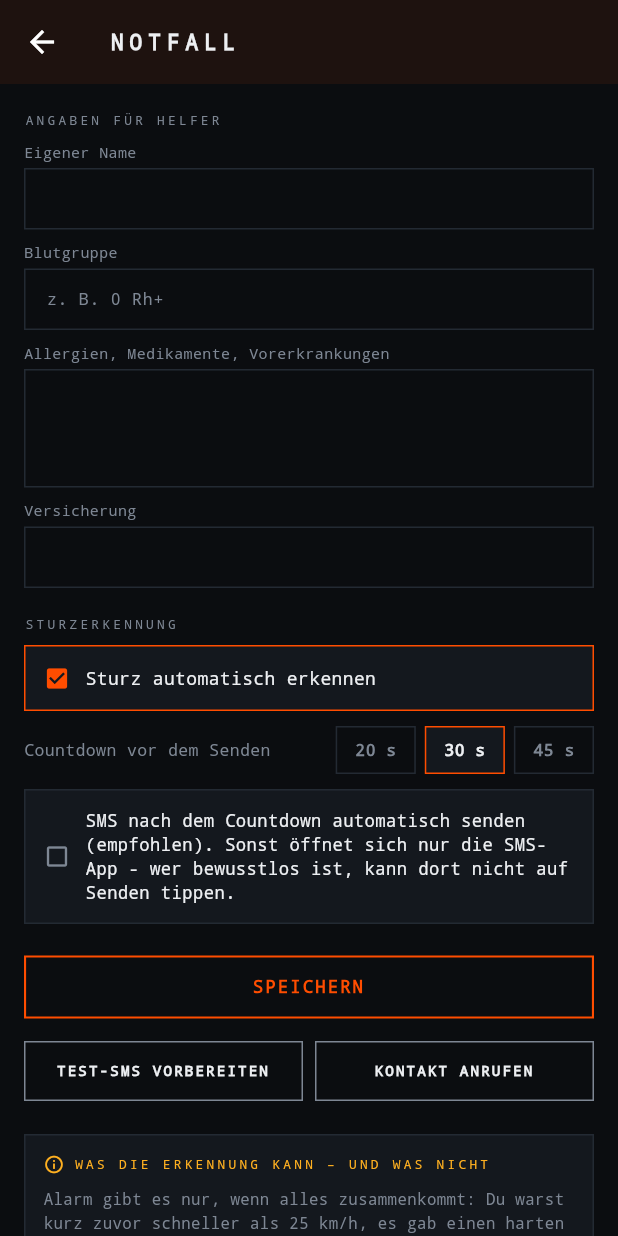
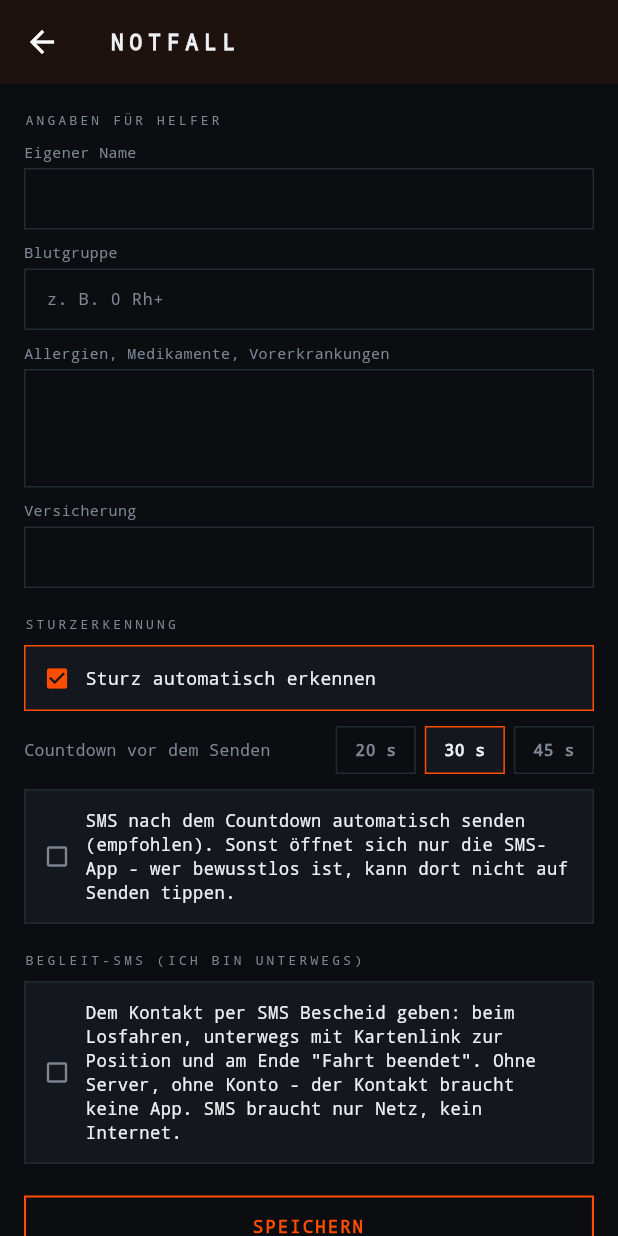
Before and after one commit to xKing41/Motorrad-App, a Flutter app: the EmergencyScreen screen opened directly, scrolled down 355 dp, on a phone screen of 412 x 824 dp. Run offline on Flutter 3.47's test engine with Material 3 defaults, Android fonts, the phone set to English and light mode, and no system bars; our stand-ins replace file_picker, flutter_map, flutter_tts, geolocator, latlong2, sensors_plus and 3 more; accounts and stored records are empty.

Commit message:
Begleit-SMS: Losfahren, Position in Abstaenden, Fahrtende
- Companion-Logik (testbar, Versand austauschbar), direkte SMS ueber
  den vorhandenen Kanal, nur mit Zustimmung und Berechtigung
- Einstellungen im Notfall-Bereich: an/aus, alle 30/60/120 min oder
  nur Start/Ende
- Version 4.15

Co-Authored-By: Claude Opus 5.5 <noreply@anthropic.com>
Claude-Session: https://claude.ai/code/session_019Z3KLabozy1s7e8zADGwBd

```diff
--- a/ANLEITUNG.txt
+++ b/ANLEITUNG.txt
@@ -13,6 +13,19 @@ SCHRÄGLAGE – Schnellstart (Windows)
 4. Fertig! Die Datei „Schraeglage.apk" liegt danach auf deinem Desktop.
    → Aufs Handy übertragen (USB, E-Mail, Messenger …) und antippen.
    → Beim Installieren einmalig „Unbekannte Apps" erlauben.
+
+VERSION 4.15 - Begleit-SMS fuer Angehoerige
+-------------------------------------------
+
+- NOTFALL -> "BEGLEIT-SMS": Der Notfallkontakt bekommt eine SMS beim
+  Losfahren ("Faruk ist um 10:05 losgefahren. Start: <Kartenlink>"),
+  unterwegs alle 30/60/120 Minuten die Position mit Kartenlink und am
+  Ende "Fahrt beendet - 143 km". Wahlweise nur Start und Ende.
+- Ohne Server, ohne Konto: Der Kontakt braucht keine App, der Link
+  oeffnet eine normale Karte. SMS braucht nur Netz, kein Internet, und
+  kostet praktisch keinen Akku.
+- Braucht die Berechtigung "SMS senden" (wird beim Einschalten
+  gefragt). SMS kosten je nach Tarif Geld.
 
 VERSION 4.14 - Sicherung
 ------------------------
--- a/app/lib/screens/emergency_screen.dart
+++ b/app/lib/screens/emergency_screen.dart
@@ -109,6 +109,14 @@ class _EmergencyScreenState extends State<EmergencyScreen> {
           _countdownRow(),
           const SizedBox(height: 10),
           _autoSendToggle(),
+          const SizedBox(height: 18),
+          const TinyLabel('BEGLEIT-SMS (ICH BIN UNTERWEGS)'),
+          const SizedBox(height: 8),
+          _companionToggle(),
+          if (em.companion) ...[
+            const SizedBox(height: 10),
+            _companionInterval(),
+          ],
           const SizedBox(height: 18),
           SizedBox(
             width: double.infinity,
@@ -302,6 +310,78 @@ class _EmergencyScreenState extends State<EmergencyScreen> {
     );
   }
 
+  Widget _companionToggle() {
+    return InkWell(
+      onTap: () async {
+        if (!em.companion) {
+          if (!em.hasContact) {
+            toast(context, 'Erst oben eine Telefonnummer eintragen');
+            return;
+          }
+          final ok = await em.smsPermission(request: true);
+          if (!ok) {
+            if (mounted) toast(context, 'Ohne Berechtigung "SMS senden" geht es nicht');
+            return;
+          }
+        }
+        setState(() => em.companion = !em.companion);
+        await em.save();
+      },
+      child: Container(
+        padding: const EdgeInsets.all(12),
+        decoration: BoxDecoration(
+          color: panel,
+          border: Border.all(color: em.companion ? signal : line),
+        ),
+        child: Row(children: [
+          Icon(em.companion ? Icons.check_box : Icons.check_box_outline_blank,
+              size: 18, color: em.companion ? signal : steel),
+          const SizedBox(width: 10),
+          const Expanded(
+            child: Text(
+              'Dem Kontakt per SMS Bescheid geben: beim Losfahren, '
+              'unterwegs mit Kartenlink zur Position und am Ende "Fahrt '
+              'beendet". Ohne Server, ohne Konto - der Kontakt braucht '
+              'keine App. SMS braucht nur Netz, kein Internet.',
+              style: TextStyle(fontSize: 11.5, color: chalk, height: 1.35),
+            ),
+          ),
+        ]),
+      ),
+    );
+  }
+
+  Widget _companionInterval() {
+    String label(int m) => m == 0 ? 'nur Start/Ende' : '$m min';
+    return Wrap(spacing: 6, runSpacing: 6, children: [
+      const Padding(
+        padding: EdgeInsets.only(top: 8, right: 4),
+        child: Text('Position alle',
+            style: TextStyle(fontSize: 11, color: steel)),
+      ),
+      for (final m in [0, 30, 60, 120])
+        InkWell(
+          onTap: () async {
+            setState(() => em.companionEveryMin = m);
+            await em.save();
+          },
+          child: Container(
+            padding: const EdgeInsets.symmetric(horizontal: 12, vertical: 7),
+            decoration: BoxDecoration(
+              color: em.companionEveryMin == m ? panel : asphalt,
+              border: Border.all(
+                  color: em.companionEveryMin == m ? signal : line),
+            ),
+            child: Text(label(m),
+                style: TextStyle(
+                    fontSize: 11,
+                    fontWeight: FontWeight.w600,
+                    color: em.companionEveryMin == m ? chalk : steel)),
+          ),
+        ),
+    ]);
+  }
+
   Widget _countdownRow() {
     return Row(children: [
       const Expanded(
--- a/app/lib/services/geocoder.dart
+++ b/app/lib/services/geocoder.dart
@@ -28,7 +28,7 @@ class Place {
 /// Gesucht wird nur auf Knopfdruck, nie bei jedem Tastendruck - die
 /// Dienste sind kostenlos und sollen es bleiben.
 class Geocoder {
-  static const _ua = {'User-Agent': 'Schraeglage/4.14 (Motorrad-App)'};
+  static const _ua = {'User-Agent': 'Schraeglage/4.15 (Motorrad-App)'};
 
   static Future<List<Place>> search(
     String query, {
--- a/app/lib/services/offline_maps.dart
+++ b/app/lib/services/offline_maps.dart
@@ -15,7 +15,7 @@ import 'tile_cache.dart';
 
 /// Kartenquelle (OpenStreetMap-Standardkarte).
 const String osmUrlTemplate = 'https://tile.openstreetmap.org/{z}/{x}/{y}.png';
-const String osmUserAgent = 'Schraeglage/4.14 (de.schraeglage.app)';
+const String osmUserAgent = 'Schraeglage/4.15 (de.schraeglage.app)';
 
 /// Stand eines Vorab-Downloads.
 class OfflineJob {
--- a/app/lib/services/poi_service.dart
+++ b/app/lib/services/poi_service.dart
@@ -106,7 +106,7 @@ class PoiService {
             .post(
               Uri.parse(endpoint),
               body: {'data': query},
-              headers: {'User-Agent': 'Schraeglage/4.14 (Motorrad-App)'},
+              headers: {'User-Agent': 'Schraeglage/4.15 (Motorrad-App)'},
             )
             .timeout(timeout);
         if (res.statusCode != 200) continue;
--- a/app/lib/services/routing_engine.dart
+++ b/app/lib/services/routing_engine.dart
@@ -129,7 +129,7 @@ abstract class RoutingEngine {
 
 const Map<String, String> _headers = {
   'Content-Type': 'application/json',
-  'User-Agent': 'Schraeglage/4.14 (Motorrad-App)',
+  'User-Agent': 'Schraeglage/4.15 (Motorrad-App)',
 };
 
 // ===========================================================================
--- a/app/lib/services/speed_limits.dart
+++ b/app/lib/services/speed_limits.dart
@@ -176,7 +176,7 @@ class ValhallaSpeedLimits implements SpeedLimitSource {
     final uri = Uri.parse('$base/trace_attributes');
     const headers = {
       'Content-Type': 'application/json',
-      'User-Agent': 'Schraeglage/4.14 (Motorrad-App)',
+      'User-Agent': 'Schraeglage/4.15 (Motorrad-App)',
     };
     final c = _client;
     final res = await (c != null
--- a/app/pubspec.yaml
+++ b/app/pubspec.yaml
@@ -1,7 +1,7 @@
 name: schraeglage
 description: Schraeglage - Telemetrie, Karte und Navigation fuers Motorrad
 publish_to: 'none'
-version: 4.14.0+24
+version: 4.15.0+25
 
 environment:
   sdk: '>=3.0.0 <4.0.0'
```
Also changed, not shown: app/lib/main.dart (+9 -0 lines), app/lib/services/companion.dart (added, +105 -0 lines), app/lib/services/emergency.dart (+24 -0 lines), 3 other files.
